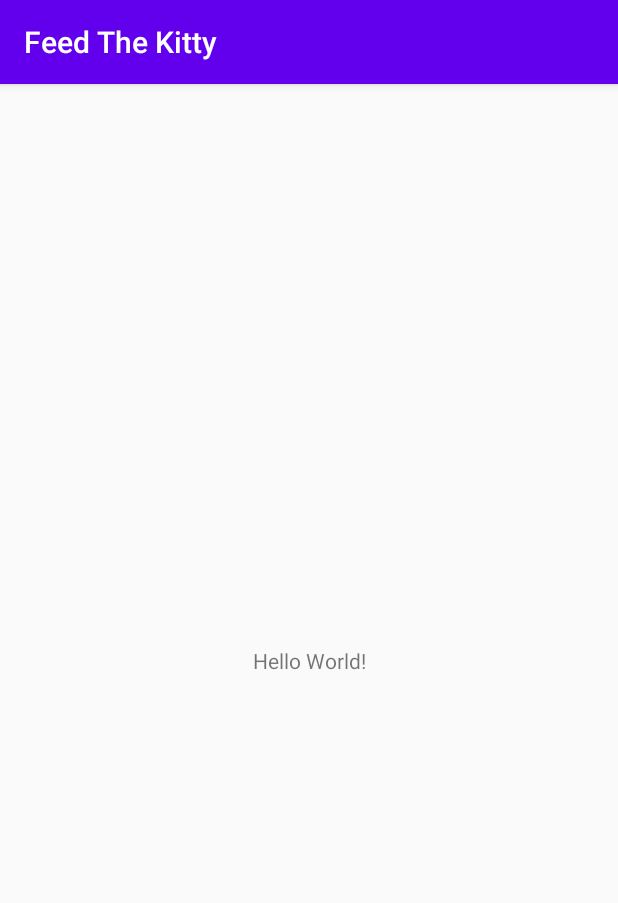
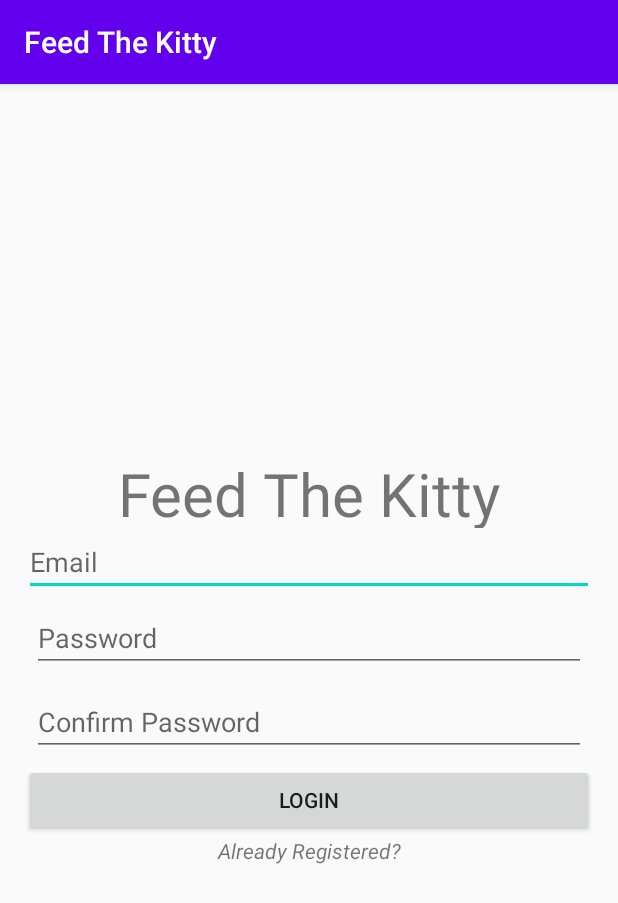
Before and after one commit to abelTeshome1/BillSplitterSimulation, an Android app: the screen it shows after launch (MainActivity), on a phone screen of 412 x 824 dp. Shown: the top 903 px of the screen. Run offline under Robolectric (Android 15) with nearby library versions, the phone set to English and light mode, and no system bars; our stand-ins replace Firebase (no records; nobody signed in at launch, a user with empty details on screens opened directly).

Commit message:
Added Login in system

```diff
--- a/app/build.gradle
+++ b/app/build.gradle
@@ -1,6 +1,7 @@
 apply plugin: 'com.android.application'
 apply plugin: 'kotlin-android'
 apply plugin: 'kotlin-android-extensions'
+apply plugin: 'com.google.gms.google-services'
 
 android {
     compileSdkVersion 30
@@ -30,8 +31,12 @@ dependencies {
     implementation 'androidx.core:core-ktx:1.3.2'
     implementation 'androidx.appcompat:appcompat:1.2.0'
     implementation 'androidx.constraintlayout:constraintlayout:2.0.2'
+    implementation 'com.google.firebase:firebase-auth:19.2.0'
+    implementation 'com.google.firebase:firebase-database:19.5.0'
     testImplementation 'junit:junit:4.12'
     androidTestImplementation 'androidx.test.ext:junit:1.1.2'
     androidTestImplementation 'androidx.test.espresso:espresso-core:3.3.0'
+    implementation platform('com.google.firebase:firebase-bom:26.1.0')
+    implementation 'com.google.firebase:firebase-analytics-ktx'
 
 }
--- a/app/src/main/AndroidManifest.xml
+++ b/app/src/main/AndroidManifest.xml
@@ -16,6 +16,8 @@
                 <category android:name="android.intent.category.LAUNCHER" />
             </intent-filter>
         </activity>
+        <activity android:name=".Login"/>
+        <activity android:name=".DashBoard"></activity>
     </application>
 
 </manifest>
--- a/app/src/main/java/com/example/feedthekitty/MainActivity.kt
+++ b/app/src/main/java/com/example/feedthekitty/MainActivity.kt
@@ -1,11 +1,78 @@
 package com.example.feedthekitty
 
+import android.content.Intent
 import androidx.appcompat.app.AppCompatActivity
 import android.os.Bundle
+import android.view.View
+import android.widget.Button
+import android.widget.EditText
+import android.widget.TextView
+import android.widget.Toast
+import com.google.firebase.auth.FirebaseAuth
 
 class MainActivity : AppCompatActivity() {
+
+    private var loginBtn: Button? = null
+    private var alreadyRegistered: TextView? = null
+    private var emailView: EditText? = null
+    private var passView: EditText? = null
+    private var conPassView: EditText? = null
+    private var validator = Validators()
+
+    private var mAuth: FirebaseAuth? = null
+
     override fun onCreate(savedInstanceState: Bundle?) {
         super.onCreate(savedInstanceState)
-        setContentView(R.layout.activity_main)
+        setContentView(R.layout.register)
+        initializeViews()
+        mAuth = FirebaseAuth.getInstance()
+        loginBtn!!.setOnClickListener(){ registerNewUser() }
+        alreadyRegistered!!.setOnClickListener(){
+            val intent = Intent(this, Login::class.java)
+            startActivity(intent)
+        }
+    }
+
+    private fun registerNewUser() {
+
+
+        val email: String = emailView!!.text.toString()
+        val password: String = passView!!.text.toString()
+        val confPass: String = conPassView!!.text.toString()
+
+        if (!validator.validEmail(email)) {
+            Toast.makeText(applicationContext, "Please enter a valid email...", Toast.LENGTH_LONG).show()
+            return
+        }
+        if (!validator.validPassword(password)) {
+            Toast.makeText(applicationContext, "Please enter a valid password!", Toast.LENGTH_LONG).show()
+            return
+        }
+
+        if(!confPass.equals(password)){
+            Toast.makeText(applicationContext, "Passwords do not match!", Toast.LENGTH_LONG).show()
+            return
+        }
+
+        mAuth!!.createUserWithEmailAndPassword(email, password)
+            .addOnCompleteListener { task ->
+                if (task.isSuccessful) {
+                    Toast.makeText(applicationContext, "Registration successful!", Toast.LENGTH_LONG).show()
+
+                    val intent = Intent(this, Login::class.java)
+                    startActivity(intent)
+                } else {
+                    Toast.makeText(applicationContext, "Registration failed! Please try again later", Toast.LENGTH_LONG).show()
+                }
+            }
+    }
+
+    private fun initializeViews() {
+
+        alreadyRegistered = findViewById(R.id.already)
+        loginBtn = findViewById(R.id.login)
+        emailView = findViewById(R.id.email)
+        passView = findViewById(R.id.password)
+        conPassView = findViewById(R.id.confirm_password)
     }
 }
--- /dev/null
+++ b/app/src/main/res/layout/register.xml
@@ -0,0 +1,60 @@
+<?xml version="1.0" encoding="utf-8"?>
+<LinearLayout xmlns:android="http://schemas.android.com/apk/res/android"
+
+    xmlns:tools="http://schemas.android.com/tools"
+    xmlns:app="http://schemas.android.com/apk/res-auto"
+    android:orientation="vertical"
+    android:gravity="center_vertical"
+    android:layout_width="match_parent"
+    android:layout_height="match_parent"
+    android:padding="16dp">
+
+
+
+    <TextView
+        android:id="@+id/login_name"
+        android:text="@string/app_name"
+        android:layout_width="match_parent"
+        android:layout_height="50dp"
+        android:gravity="center"
+        android:textSize="40dp"
+         />
+    <EditText
+        android:id="@+id/email"
+        android:layout_width="match_parent"
+        android:layout_height="wrap_content"
+        android:inputType="textEmailAddress"
+        android:hint="Email"
+        ></EditText>
+    <EditText
+        android:id="@+id/password"
+        android:layout_width="match_parent"
+        android:layout_height="wrap_content"
+        android:layout_margin="5dp"
+        android:inputType="textPassword"
+        android:hint="Password"
+        ></EditText>
+    <EditText
+        android:id="@+id/confirm_password"
+        android:layout_width="match_parent"
+        android:layout_height="wrap_content"
+        android:layout_margin="5dp"
+        android:inputType="textPassword"
+        android:hint="Confirm Password"
+        ></EditText>
+
+    <Button
+        android:id="@+id/login"
+        android:layout_width="match_parent"
+        android:layout_height="wrap_content"
+        android:text="Login" />
+
+    <TextView
+        android:id="@+id/already"
+        android:layout_width="match_parent"
+        android:layout_height="20dp"
+        android:text="Already Registered?"
+        android:textStyle="italic"
+        android:gravity="center"
+        />
+</LinearLayout>
--- a/build.gradle
+++ b/build.gradle
@@ -8,7 +8,7 @@ buildscript {
     dependencies {
         classpath "com.android.tools.build:gradle:4.0.1"
         classpath "org.jetbrains.kotlin:kotlin-gradle-plugin:$kotlin_version"
-
+        classpath 'com.google.gms:google-services:4.3.4'
         // NOTE: Do not place your application dependencies here; they belong
         // in the individual module build.gradle files
     }
```
Also changed, not shown: app/src/main/java/com/example/feedthekitty/DashBoard.kt (added, +15 -0 lines), app/src/main/java/com/example/feedthekitty/Login.kt (added, +59 -0 lines), app/src/main/java/com/example/feedthekitty/Validators.kt (added, +32 -0 lines), app/src/main/res/layout/login.xml (added, +43 -0 lines), 1 other file.
